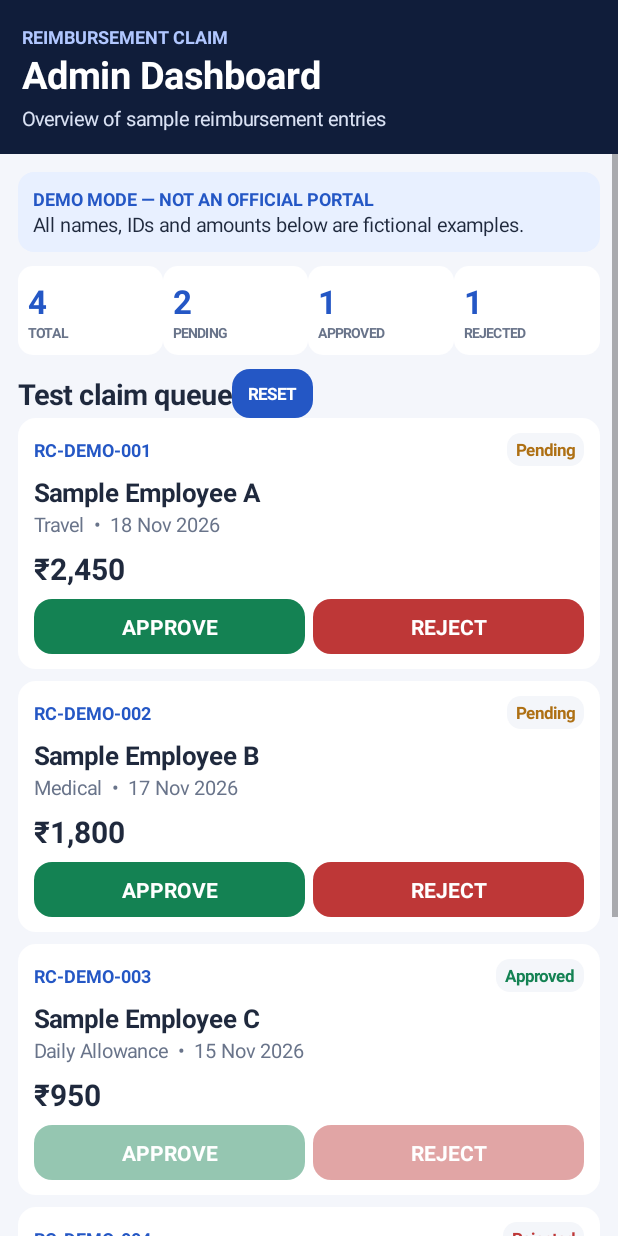
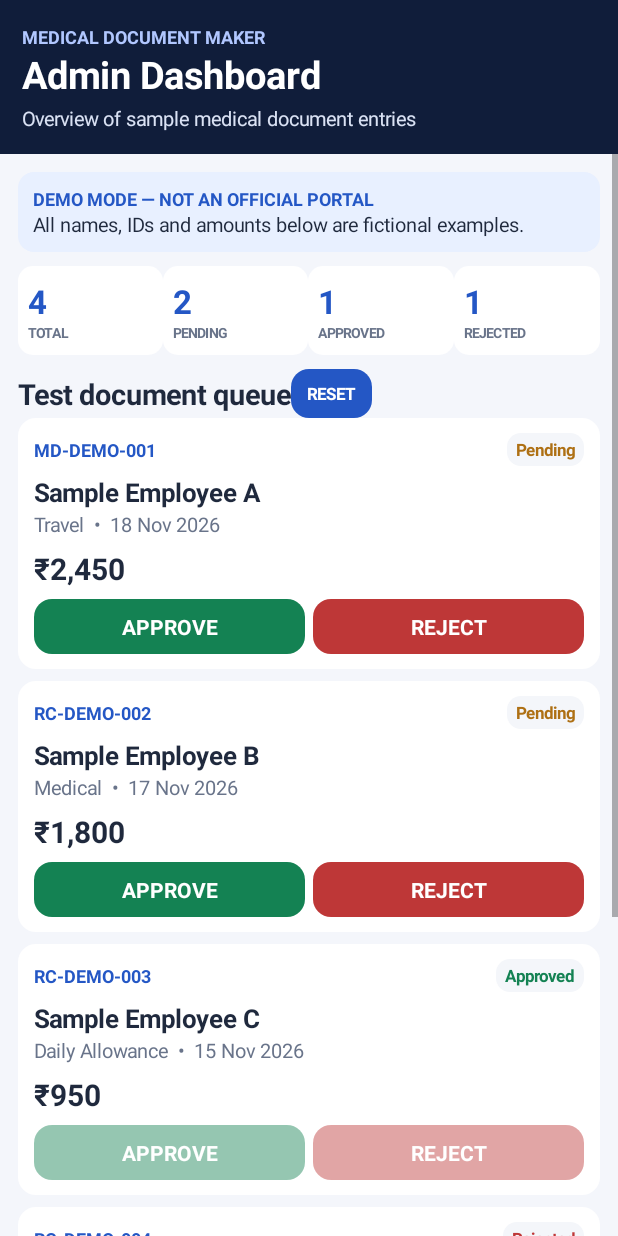
Before and after one commit to Sachinrajpooot/Reimbursement-Claim, an Android app: the screen it shows after launch (MainActivity), after a tap on "OPEN ADMIN DEMO", on a phone screen of 412 x 824 dp. Run offline under Robolectric (Android 15) with nearby library versions, the phone set to English and light mode, and no system bars.

Commit message:
Rename app branding to Medical Document Maker

```diff
--- a/admin/src/main/java/com/reimbursement/admin/MainActivity.java
+++ b/admin/src/main/java/com/reimbursement/admin/MainActivity.java
@@ -1,6 +1,7 @@
 package com.reimbursement.admin;
 
 import android.app.Activity;
+import android.app.AlertDialog;
 import android.os.Bundle;
 import android.graphics.Color;
 import android.graphics.Typeface;
@@ -45,7 +46,7 @@ public class MainActivity extends Activity {
 
     private void seed() {
         claims.clear();
-        claims.add(new Claim("RC-DEMO-001","Sample Employee A","Travel","₹2,450","18 Nov 2026","Pending"));
+        claims.add(new Claim("MD-DEMO-001","Sample Employee A","Travel","₹2,450","18 Nov 2026","Pending"));
         claims.add(new Claim("RC-DEMO-002","Sample Employee B","Medical","₹1,800","17 Nov 2026","Pending"));
         claims.add(new Claim("RC-DEMO-003","Sample Employee C","Daily Allowance","₹950","15 Nov 2026","Approved"));
         claims.add(new Claim("RC-DEMO-004","Sample Employee D","Travel","₹3,200","12 Nov 2026","Rejected"));
@@ -72,7 +73,7 @@ public class MainActivity extends Activity {
     private void base(String title,String subtitle) {
         LinearLayout root=column(); root.setBackgroundColor(page);
         LinearLayout header=column(); header.setPadding(22,24,22,22); header.setBackground(bg(navy,0));
-        header.addView(text("REIMBURSEMENT CLAIM",12,Color.rgb(177,199,255),true));
+        header.addView(text("MEDICAL DOCUMENT MAKER",12,Color.rgb(177,199,255),true));
         header.addView(text(title,25,Color.WHITE,true));
         TextView sub=text(subtitle,13,Color.rgb(218,226,244),false); sub.setPadding(0,5,0,0); header.addView(sub);
         root.addView(header);
@@ -84,7 +85,7 @@ public class MainActivity extends Activity {
         base("Admin workspace","Local training dashboard");
         LinearLayout card=column(); card.setPadding(20,22,20,22); card.setBackground(bg(Color.WHITE,22));
         card.addView(text("Welcome, Administrator",21,ink,true));
-        TextView info=text("This is a simulated admin app. No official CAPF login, employee account, OTP or real claim data is used.",14,muted,false);
+        TextView info=text("This is a simulated admin app. No official login, real patient account, OTP or real medical record is used.",14,muted,false);
         info.setPadding(0,10,0,18); card.addView(info);
         TextView open=button("OPEN ADMIN DEMO",blue);
         open.setOnClickListener(v->showDashboard()); card.addView(open);
@@ -122,7 +123,7 @@ public class MainActivity extends Activity {
         }
     }
     private void showDashboard() {
-        base("Admin Dashboard","Overview of sample reimbursement entries");
+        base("Admin Dashboard","Overview of sample medical document entries");
         LinearLayout notice=column(); notice.setPadding(15,14,15,14); notice.setBackground(bg(Color.rgb(232,240,255),16));
         notice.addView(text("DEMO MODE — NOT AN OFFICIAL PORTAL",12,blue,true));
         notice.addView(text("All names, IDs and amounts below are fictional examples.",13,ink,false)); content.addView(notice);
@@ -134,7 +135,7 @@ public class MainActivity extends Activity {
         stats.addView(stat("APPROVED",String.valueOf(approved)),new LinearLayout.LayoutParams(0,-2,1));
         stats.addView(stat("REJECTED",String.valueOf(rejected)),new LinearLayout.LayoutParams(0,-2,1));
         content.addView(stats);
-        LinearLayout heading=row(); heading.addView(text("Test claim queue",19,ink,true));
+        LinearLayout heading=row(); heading.addView(text("Test document queue",19,ink,true));
         TextView refresh=button("RESET",blue); refresh.setTextSize(11); refresh.setOnClickListener(v->{seed();showDashboard();});
         heading.addView(refresh,new LinearLayout.LayoutParams(-2,-2)); content.addView(heading);
         for(Claim c:claims) content.addView(claimCard(c));
@@ -172,7 +173,7 @@ public class MainActivity extends Activity {
     private final List<String> logs=new ArrayList<>();
     private void addLog(String s){logs.add(0,s);}
     private void shareSummary() {
-        StringBuilder b=new StringBuilder("Reimbursement Claim Admin — DEMO SUMMARY\n");
+        StringBuilder b=new StringBuilder("Medical Document Maker Admin — DEMO SUMMARY\n");
         for(Claim c:claims)b.append(c.id).append(" | ").append(c.person).append(" | ").append(c.amount).append(" | ").append(c.status).append("\n");
         b.append("\nTraining data only. Not an official CAPF record.");
         android.content.Intent i=new android.content.Intent(android.content.Intent.ACTION_SEND);
```
